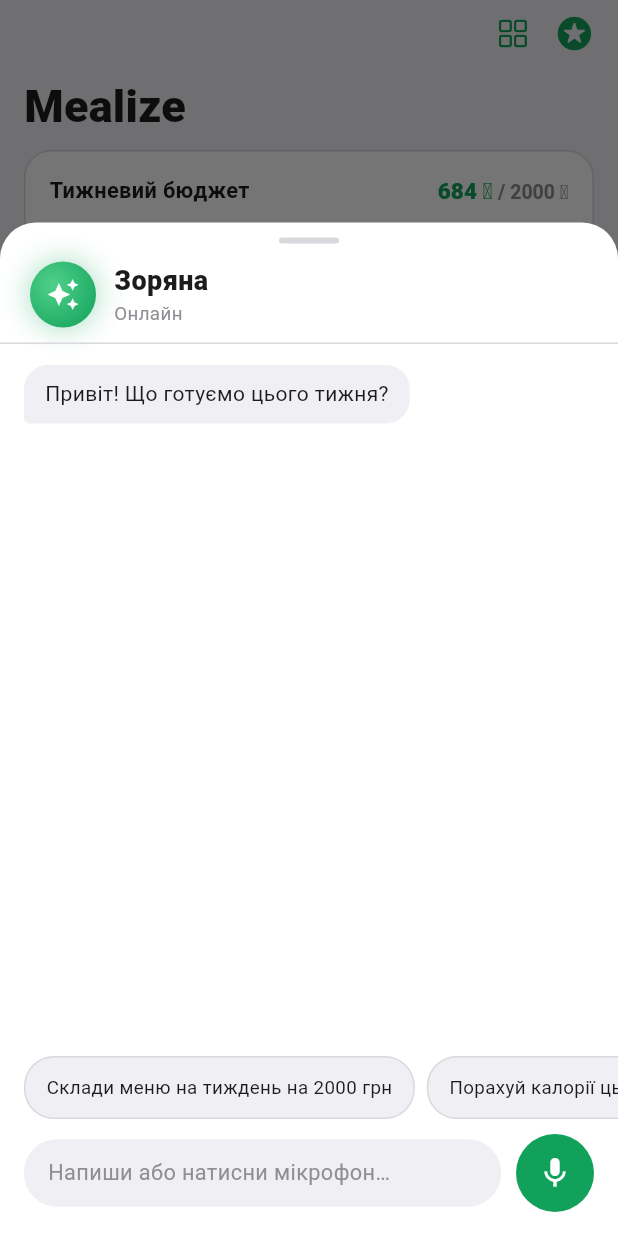
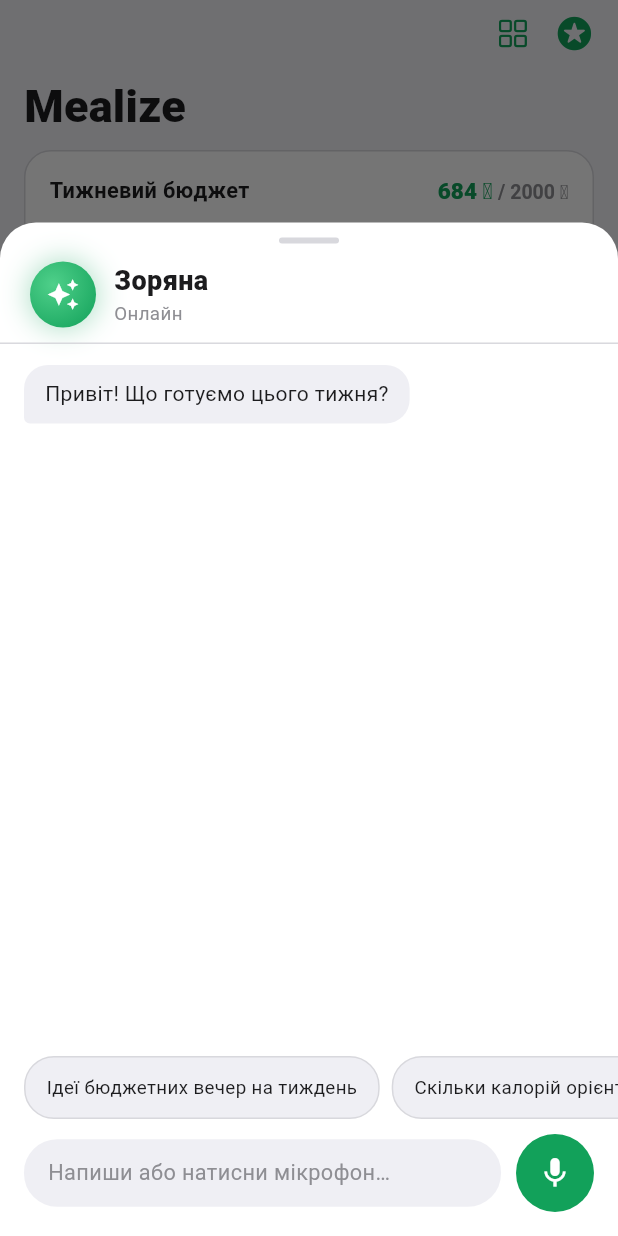
Before and after one commit to yevheniiGrabar/mobile-app, a Flutter app: the screen it shows after launch, item 3 of the bottom bar chosen, on a phone screen of 412 x 824 dp. Run offline on Flutter 3.47's test engine with Material 3 defaults, Android fonts, the phone set to English and light mode, and no system bars; our stand-ins replace fl_chart, speech_to_text; network calls fail.

Commit message:
feat(mobile): Zoryana conversation memory + honest chips (audit AI-5)
- assistant() sends recent history for dialogue memory
- suggestion chips match real capabilities (advice, not fake actions)

```diff
--- a/lib/widgets/assistant_sheet.dart
+++ b/lib/widgets/assistant_sheet.dart
@@ -41,10 +41,10 @@
   bool _listening = false;
 
   static const _suggestions = [
-    'Склади меню на тиждень на 2000 грн',
-    'Порахуй калорії цього обіду',
-    'Заміни вечерю на щось дешевше',
-    'Додай масло в список покупок',
+    'Ідеї бюджетних вечер на тиждень',
+    'Скільки калорій орієнтовно в борщі?',
+    'Чим замінити мʼясо у вегетаріанському меню?',
+    'Як користуватись «Скласти меню»?',
   ];
 
   @override
@@ -72,13 +72,17 @@
     final msg = text.trim();
     if (msg.isEmpty || _sending) return;
     _input.clear();
+    // Історія діалогу (до поточної репліки) для пам'яті Зоряни.
+    final history = _messages
+        .map((m) => {'role': m.fromUser ? 'user' : 'assistant', 'text': m.text})
+        .toList();
     setState(() {
       _messages.add(_Msg(msg, true));
       _sending = true;
     });
     _scrollDown();
     try {
-      final reply = await _api.assistant(msg);
+      final reply = await _api.assistant(msg, history: history);
       if (!mounted) return;
       setState(() => _messages.add(_Msg(reply.isEmpty ? 'Вибач, не зрозуміла.' : reply, false)));
     } on ApiException catch (e) {
```
Also changed, not shown: lib/data/api/mealize_api.dart (+6 -2 lines).
